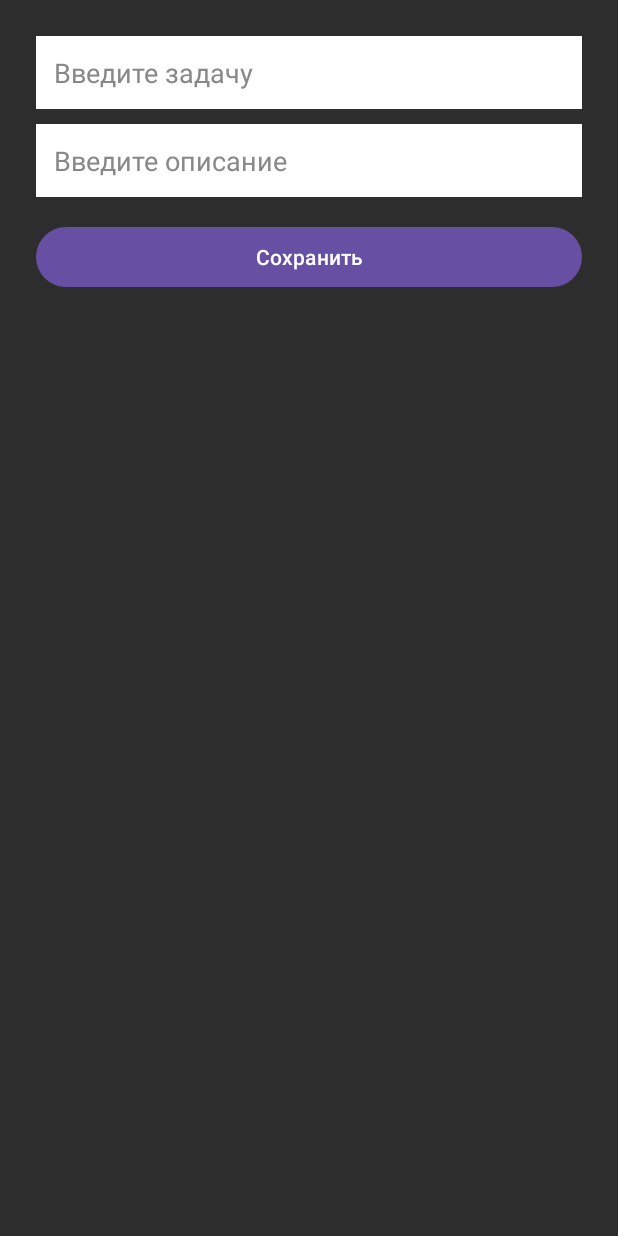
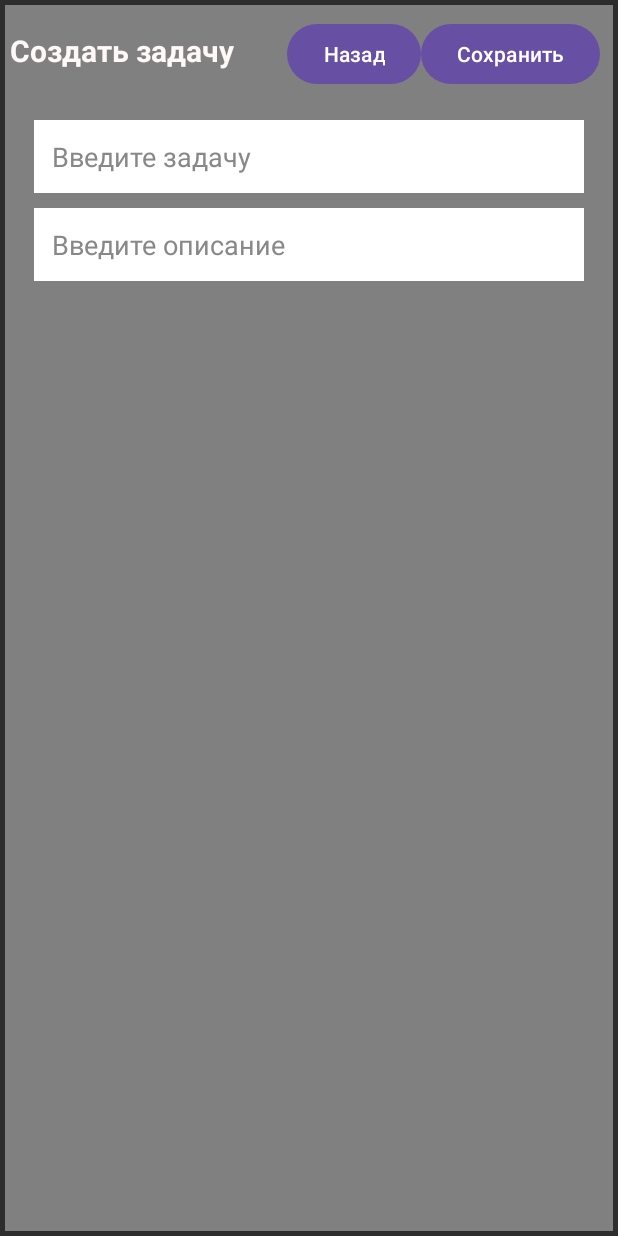
Before and after one commit to alphbta/Habit-Forge-app, an Android app: the AddTaskActivity screen opened directly, with no data from a screen before it, on a phone screen of 412 x 824 dp. Run offline under Robolectric (Android 15) with nearby library versions, the light colour scheme and no system bars.

Commit message:
Начал add_task оформлять

```diff
--- a/app/src/main/res/layout/activity_add_task.xml
+++ b/app/src/main/res/layout/activity_add_task.xml
@@ -1,10 +1,50 @@
 <?xml version="1.0" encoding="utf-8"?>
 <LinearLayout xmlns:android="http://schemas.android.com/apk/res/android"
     android:orientation="vertical"
-    android:padding="24dp"
     android:background="#2D2D2D"
     android:layout_width="match_parent"
+    android:layout_height="match_parent"
+    android:padding="3dp">
+
+    <LinearLayout
+    android:orientation="vertical"
+    android:padding="3dp"
+    android:background="#808080"
+    android:layout_width="match_parent"
     android:layout_height="match_parent">
+
+        <LinearLayout
+            android:layout_width="match_parent"
+            android:layout_height="wrap_content"
+            android:layout_marginBottom="10dp"
+            android:orientation="horizontal">
+
+            <TextView
+                android:layout_width="wrap_content"
+                android:layout_height="wrap_content"
+                android:layout_marginTop="5dp"
+                android:text="Создать задачу"
+                android:textColor="#FFF8F8"
+                android:textSize="20sp"
+                android:textStyle="bold" />
+
+            <Button
+                android:id="@+id/main_screen"
+                android:layout_width="wrap_content"
+                android:layout_height="48dp"
+                android:layout_marginLeft="35dp"
+                android:layout_marginTop="5dp"
+                android:layout_marginBottom="5dp"
+                android:text="Назад" />
+
+            <Button
+                android:id="@+id/saveButton"
+                android:layout_width="wrap_content"
+                android:layout_height="48dp"
+                android:layout_marginTop="5dp"
+                android:layout_marginBottom="10dp"
+                android:text="Сохранить"/>
+        </LinearLayout>
 
         <EditText
             android:id="@+id/taskTitle"
@@ -14,7 +54,9 @@
             android:textColor="#000000"
             android:textColorHint="#888888"
             android:background="#FFFFFF"
-        android:padding="12dp" />
+            android:padding="12dp"
+            android:layout_marginLeft="16dp"
+            android:layout_marginRight="16dp"/>
 
         <EditText
             android:id="@+id/taskNote"
@@ -25,12 +67,8 @@
             android:textColorHint="#888888"
             android:background="#FFFFFF"
             android:padding="12dp"
-        android:layout_marginTop="10dp"/>
-
-    <Button
-        android:id="@+id/saveButton"
-        android:text="Сохранить"
-        android:layout_marginTop="16dp"
-        android:layout_width="match_parent"
-        android:layout_height="wrap_content" />
+            android:layout_marginTop="10dp"
+            android:layout_marginLeft="16dp"
+            android:layout_marginRight="16dp"/>
     </LinearLayout>
+</LinearLayout>
```
Lines whose indentation alone changed are shown as unchanged.
